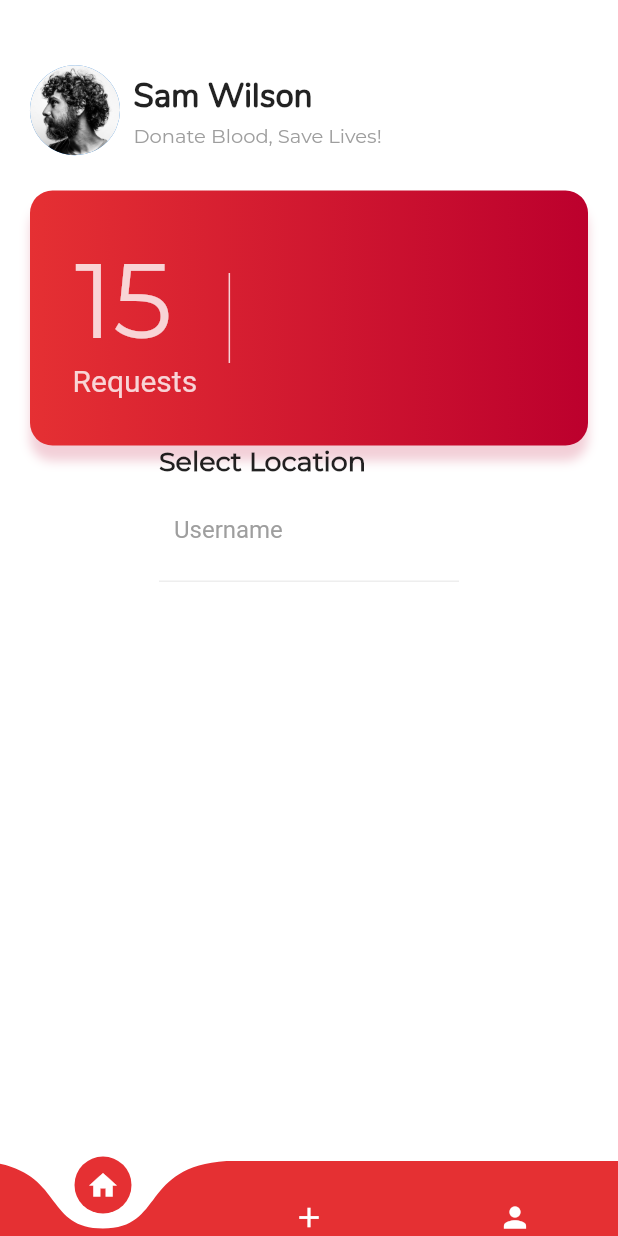
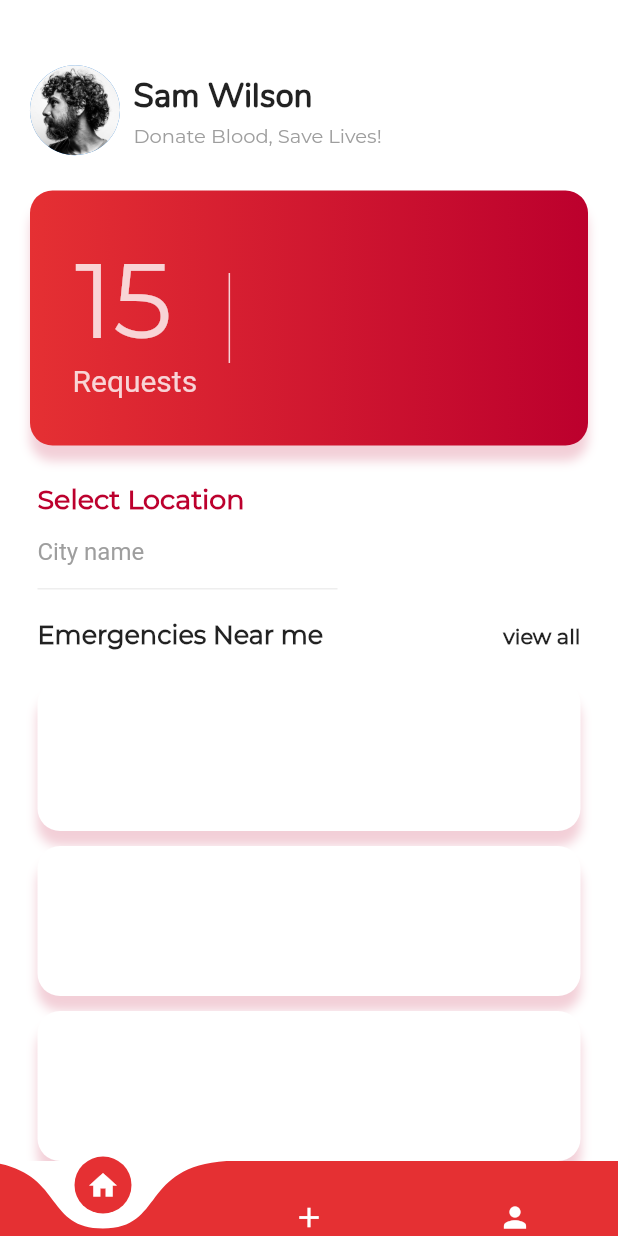
Before and after one commit to prabakar0/RedLink, a Flutter app: the HomePage screen opened directly, on a phone screen of 412 x 824 dp. Run offline on Flutter 3.47's test engine with Material 2 defaults, Android fonts, the phone set to English and light mode, and no system bars; drawn by our look-alikes of curved_navigation_bar; our stand-ins replace clay_containers, custom_navigation_bar, shimmer, simple_animations.

Commit message:
homepage design completed

```diff
--- a/lib/home_page.dart
+++ b/lib/home_page.dart
@@ -1,3 +1,5 @@
+import 'dart:ui';
+
 import 'package:flutter/material.dart';
 import 'package:curved_navigation_bar/curved_navigation_bar.dart';
 
@@ -15,6 +17,7 @@ class _HomePageState extends State<HomePage> {
       backgroundColor: Color(0xffffffff),
       body:SingleChildScrollView(
         child: Column(
+          crossAxisAlignment: CrossAxisAlignment.start,
           children: <Widget>[
             SizedBox(height: 25,),
             Padding(
@@ -46,7 +49,7 @@ class _HomePageState extends State<HomePage> {
               ),
             ),
             Padding(
-              padding: const EdgeInsets.only(top:20.0,right: 20,left:20),
+              padding: const EdgeInsets.only(top:20.0,right: 20,left:20,bottom: 5),
               child: Container(
                 height:170,
                 width: double.infinity,
@@ -81,16 +84,16 @@ class _HomePageState extends State<HomePage> {
                 ),
               ),
             ),
+           SizedBox(height: 20,),
            Padding(
-             padding: const EdgeInsets.symmetric(horizontal:0.0),
+             padding: const EdgeInsets.symmetric(horizontal:25.0),
              child: Column(
                crossAxisAlignment: CrossAxisAlignment.start,
                children: <Widget>[
-                 Text('Select Location',style: TextStyle(fontSize: 18,fontWeight: FontWeight.bold,fontFamily: 'Montserrat'),),
+                 Text('Select Location',style: TextStyle(fontSize: 18,fontWeight: FontWeight.bold,color: Color(0xFFBC002D),fontFamily: 'Montserrat'),),
                  Container(
                    width: 200,
-
-                   padding: EdgeInsets.all(10),
+                  // padding: EdgeInsets.all(5),
                    decoration: BoxDecoration(
                        border: Border(bottom: BorderSide(
                            color: Colors.grey[200]
@@ -99,11 +102,80 @@ class _HomePageState extends State<HomePage> {
                    child: TextField(
                      decoration: InputDecoration(
                          border: InputBorder.none,
-                         hintText: "Username",
+                         hintText: "City name",
                          hintStyle: TextStyle(color: Colors.grey)
                      ),
                    ),
                  ),
+                 SizedBox(height: 20,),
+                 Row(
+                   mainAxisAlignment: MainAxisAlignment.spaceBetween,
+                   children: <Widget>[
+                     Text('Emergencies Near me',style: TextStyle(fontSize: 17,fontWeight: FontWeight.bold,fontFamily: 'Montserrat'),),
+                     Text('view all',style: TextStyle(fontSize: 14,fontWeight: FontWeight.bold,fontFamily: 'Montserrat'),),
+                   ],
+                 ),
+                 SizedBox(height: 20,),
+                 Container(
+                   height:100,
+                   width: double.infinity,
+                   decoration: BoxDecoration(
+                       gradient: LinearGradient(
+                           colors: [Color(0xFFffffff),Color(0xFFFfffff), ],
+                           tileMode: TileMode.clamp
+                       ),
+                       borderRadius: BorderRadius.circular(15),
+                       color: Color.fromRGBO(49, 39, 79, 1),
+                       boxShadow: [
+                         BoxShadow(
+                           color: Color(0x30bc002d),
+                           blurRadius: 5,
+                           offset: Offset(0, 10),
+                         )
+                       ]
+                   ),
+                 ),
+                 SizedBox(height: 10,),
+                 Container(
+                   height:100,
+                   width: double.infinity,
+                   decoration: BoxDecoration(
+                       gradient: LinearGradient(
+                           colors: [Color(0xFFffffff),Color(0xFFffffff), ],
+                           tileMode: TileMode.clamp
+                       ),
+                       borderRadius: BorderRadius.circular(15),
+                       color: Color.fromRGBO(49, 39, 79, 1),
+                       boxShadow: [
+                         BoxShadow(
+                           color: Color(0x30bc002d),
+                           blurRadius: 5,
+                           offset: Offset(0, 10),
+                         )
+                       ]
+                   ),
+                 ),
+                 SizedBox(height: 10,),
+                 Container(
+                   height:100,
+                   width: double.infinity,
+                   decoration: BoxDecoration(
+                       gradient: LinearGradient(
+                           colors: [Color(0xFFffffff),Color(0xFfffffff), ],
+                           tileMode: TileMode.clamp
+                       ),
+                       borderRadius: BorderRadius.circular(15),
+                       color: Color.fromRGBO(49, 39, 79, 1),
+                       boxShadow: [
+                         BoxShadow(
+                           color: Color(0x30bc002d),
+                           blurRadius: 5,
+                           offset: Offset(0, 10),
+                         )
+                       ]
+                   ),
+                 ),
+                 SizedBox(height: 10,),
                ],
              ),
            )
```
